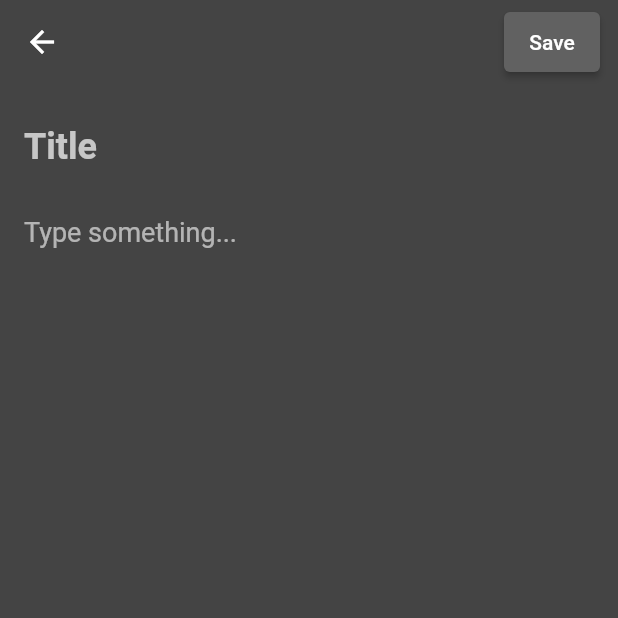
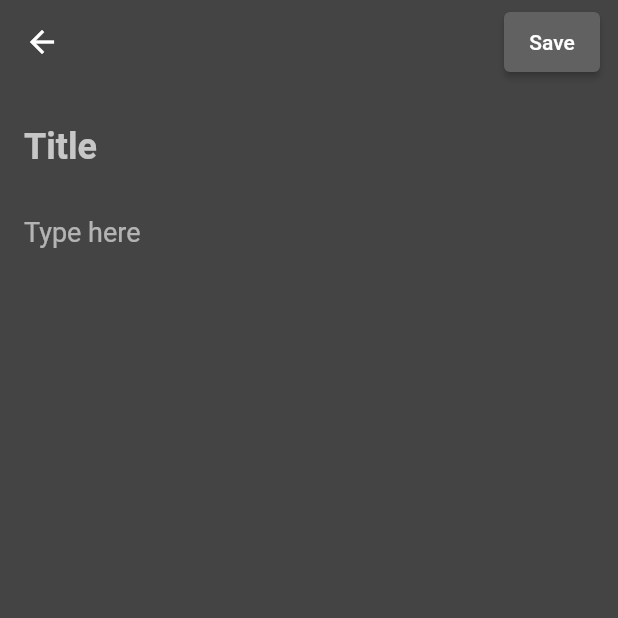
Before and after one commit to AmrAbdelhay/NoteApp, a Flutter app: the AddEditNotePage screen opened directly, on a phone screen of 412 x 824 dp, the top half of it. Run offline on Flutter 3.47's test engine with Material 2 defaults, Android fonts, the phone set to English and light mode, and no system bars; our stand-ins replace sqflite; accounts and stored records are empty.

Commit message:
Update Form_note.dart

```diff
--- a/lib/widget/Form_note.dart
+++ b/lib/widget/Form_note.dart
@@ -63,7 +63,7 @@ class NoteFormWidget extends StatelessWidget {
     style: TextStyle(color: Colors.white60, fontSize: 18),
     decoration: InputDecoration(
       border: InputBorder.none,
-      hintText: 'Type something...',
+      hintText: 'Type here',
       hintStyle: TextStyle(color: Colors.white60),
     ),
     validator: (title) => title != null && title.isEmpty
```
